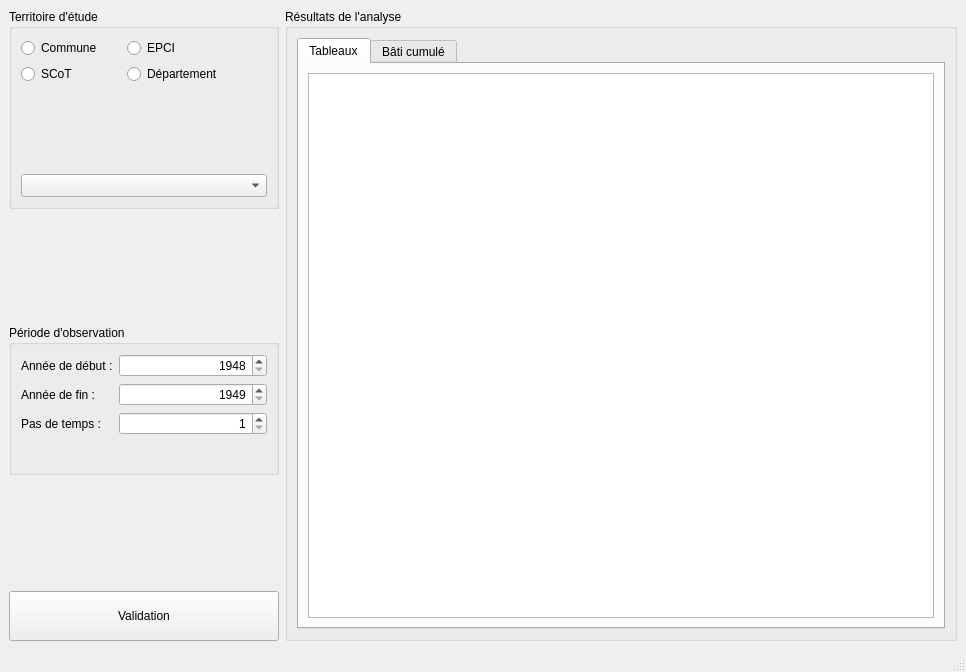
Qt form fenetre_principale.ui (dasycarpum/pro_DDT_Observatoire_foncier) before a commit.
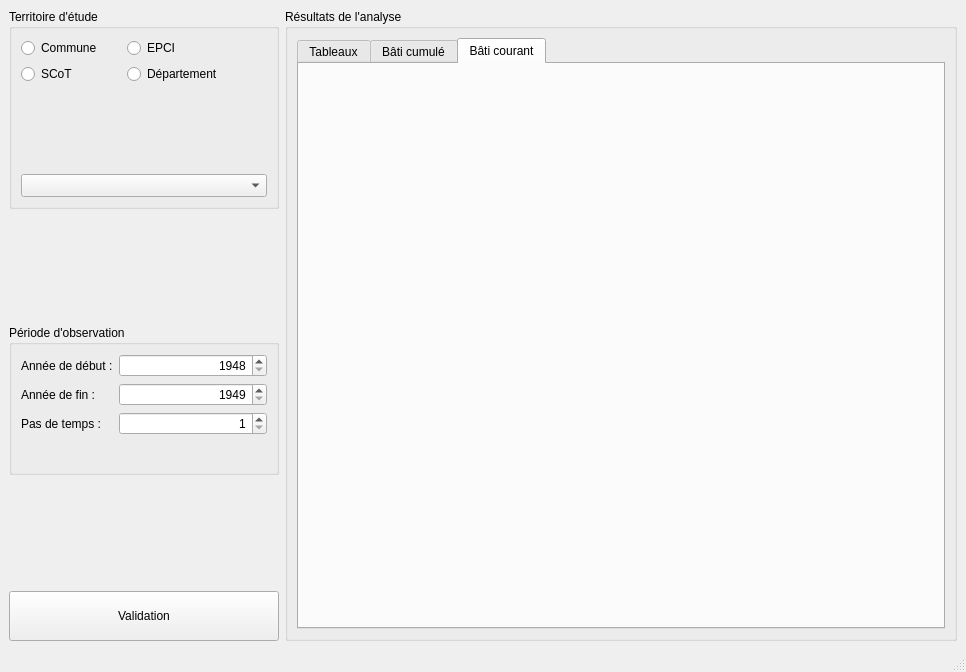
The same form after that commit. The open tabs and pages were chosen to show the change.

```diff
--- a/fenetre_principale.ui
+++ b/fenetre_principale.ui
@@ -54,6 +54,16 @@
              </item>
             </layout>
            </widget>
+           <widget class="QWidget" name="tab_bati_courant">
+            <attribute name="title">
+             <string>Bâti courant</string>
+            </attribute>
+            <layout class="QVBoxLayout" name="verticalLayout_5">
+             <item>
+              <layout class="QHBoxLayout" name="horizontalLayout_bati_courant"/>
+             </item>
+            </layout>
+           </widget>
           </widget>
          </item>
         </layout>
```
Left out of the diff: 2 changed lines with no effect on the pictures.
